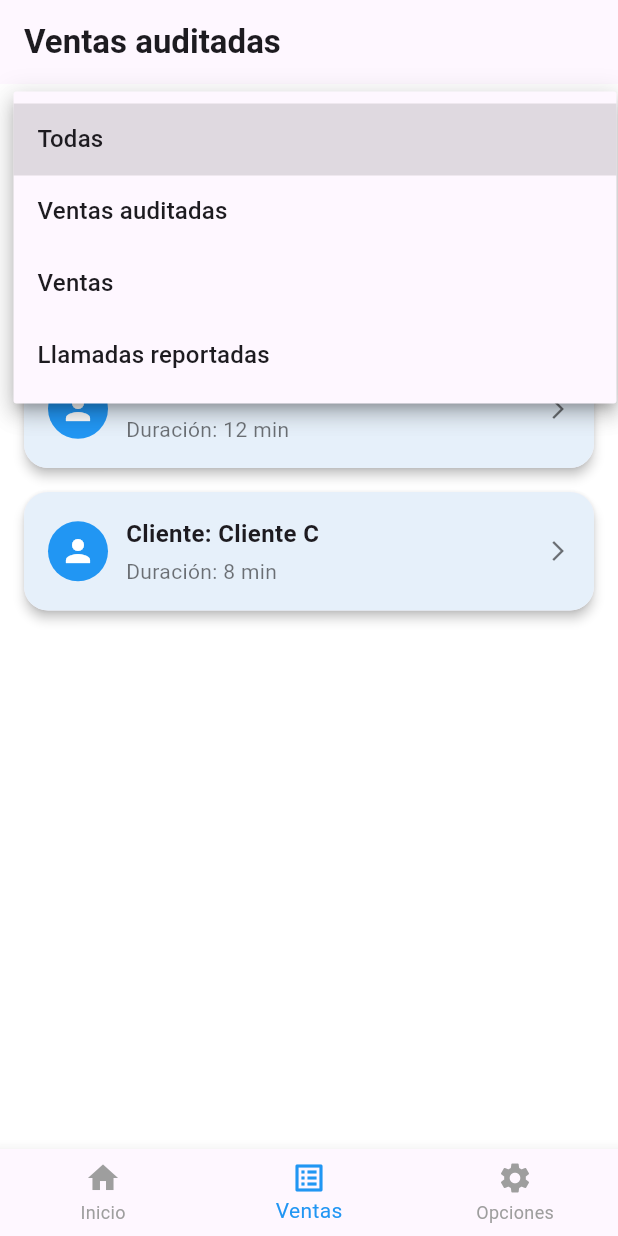
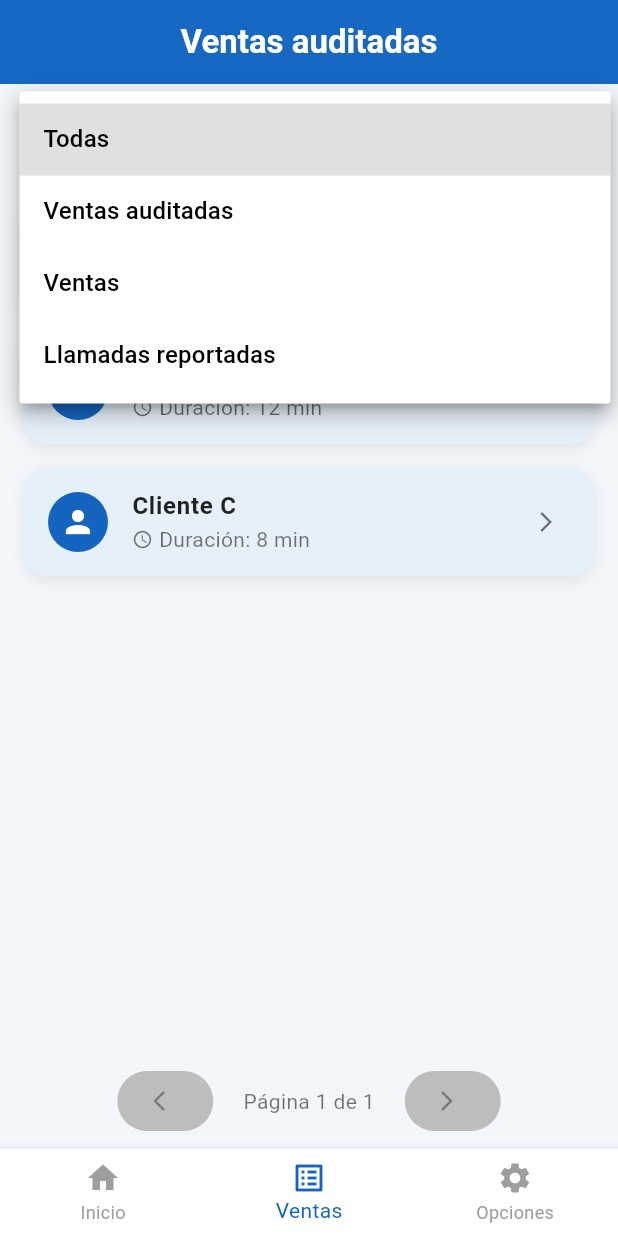
Before and after one commit to Thony2311/AppMovilCallCenter, a Flutter app: the screen it shows after launch, item 2 of the bottom bar chosen, after a tap on "Todas", on a phone screen of 412 x 824 dp. Run offline on Flutter 3.47's test engine with Material 3 defaults, Android fonts, the phone set to English and light mode, and no system bars; our stand-ins replace flutter_bloc.

Commit message:
Diseño de backoffice listo

```diff
--- /dev/null
+++ b/lib/constants/app_constants.dart
@@ -0,0 +1,34 @@
+import 'package:flutter/material.dart';
+
+class AppColors {
+  static const Color primary = Color(0xFF1565C0); // Azul principal
+  static const Color secondary = Color(0xFFE6F0FA); // Azul claro
+  static const Color accent = Color(0xFF42A5F5); // Azul intermedio
+  static const Color background = Color(0xFFF3F6FB);
+  static const Color textPrimary = Colors.black87;
+  static const Color textSecondary = Colors.black54;
+}
+
+class AppTextStyles {
+  static const TextStyle title = TextStyle(
+    fontSize: 22,
+    fontWeight: FontWeight.bold,
+    color: AppColors.primary,
+  );
+
+  static const TextStyle subtitle = TextStyle(
+    fontSize: 16,
+    color: AppColors.textPrimary,
+    fontWeight: FontWeight.w600,
+  );
+
+  static const TextStyle body = TextStyle(
+    fontSize: 14,
+    color: AppColors.textSecondary,
+  );
+}
+
+class AppConfig {
+  static const double borderRadius = 16.0;
+  static const Duration animationDuration = Duration(milliseconds: 200);
+}
--- a/lib/main.dart
+++ b/lib/main.dart
@@ -1,7 +1,9 @@
 import 'package:flutter/material.dart';
+import 'constants/app_constants.dart';
 import 'views/dashboard.dart';
 import 'views/ventas.dart';
 import 'views/opciones.dart';
+import 'views/home.dart';
 
 void main() {
   runApp(const CallCenterApp());
@@ -16,11 +18,15 @@ class CallCenterApp extends StatelessWidget {
       title: 'BackOffice Call Center',
       debugShowCheckedModeBanner: false,
       theme: ThemeData(
-        primarySwatch: Colors.blue,
-        scaffoldBackgroundColor: Colors.white,
+        primaryColor: AppColors.primary,
+        scaffoldBackgroundColor: AppColors.background,
         fontFamily: 'Roboto',
+        colorScheme: ColorScheme.fromSwatch().copyWith(
+          primary: AppColors.primary,
+          secondary: AppColors.accent,
+        ),
       ),
-      home: const MainScreen(),
+      home: const SplashScreen(),
     );
   }
 }
@@ -50,26 +56,20 @@ class _MainScreenState extends State<MainScreen> {
   @override
   Widget build(BuildContext context) {
     return Scaffold(
-      body: _screens[_selectedIndex],
+      body: AnimatedSwitcher(
+        duration: AppConfig.animationDuration,
+        child: _screens[_selectedIndex],
+      ),
       bottomNavigationBar: BottomNavigationBar(
         currentIndex: _selectedIndex,
         onTap: _onItemTapped,
-        selectedItemColor: Colors.blue,
+        selectedItemColor: AppColors.primary,
         unselectedItemColor: Colors.grey,
         showUnselectedLabels: true,
         items: const [
-          BottomNavigationBarItem(
-            icon: Icon(Icons.home),
-            label: "Inicio",
-          ),
-          BottomNavigationBarItem(
-            icon: Icon(Icons.list_alt),
-            label: "Ventas",
-          ),
-          BottomNavigationBarItem(
-            icon: Icon(Icons.settings),
-            label: "Opciones",
-          ),
+          BottomNavigationBarItem(icon: Icon(Icons.home), label: "Inicio"),
+          BottomNavigationBarItem(icon: Icon(Icons.list_alt), label: "Ventas"),
+          BottomNavigationBarItem(icon: Icon(Icons.settings), label: "Opciones"),
         ],
       ),
     );
--- a/lib/views/dashboard.dart
+++ b/lib/views/dashboard.dart
@@ -1,49 +1,29 @@
 import 'package:flutter/material.dart';
+import '../constants/app_constants.dart';
 
 class DashboardView extends StatelessWidget {
   const DashboardView({super.key});
 
   Widget _buildStatCard(String title, String value, IconData icon) {
     return Card(
-      shape: RoundedRectangleBorder(
-        borderRadius: BorderRadius.circular(16),
-      ),
-      elevation: 4,
-      margin: const EdgeInsets.symmetric(vertical: 10, horizontal: 20),
-      child: Container(
-        decoration: BoxDecoration(
-          color: const Color(0xFFE6F0FA), // azul clarito
-          borderRadius: BorderRadius.circular(16),
-        ),
+      shape: RoundedRectangleBorder(borderRadius: BorderRadius.circular(AppConfig.borderRadius)),
+      elevation: 3,
+      margin: const EdgeInsets.symmetric(horizontal: 16, vertical: 8),
+      color: AppColors.secondary,
+      child: Padding(
         padding: const EdgeInsets.all(20),
         child: Column(
-          mainAxisSize: MainAxisSize.min,
-          crossAxisAlignment: CrossAxisAlignment.center,
           children: [
             Row(
               mainAxisAlignment: MainAxisAlignment.center,
               children: [
-                Icon(icon, color: Colors.blue, size: 22),
+                Icon(icon, color: AppColors.primary),
                 const SizedBox(width: 6),
-                Text(
-                  title,
-                  style: const TextStyle(
-                    fontSize: 16,
-                    fontWeight: FontWeight.w600,
-                    color: Colors.black87,
-                  ),
-                ),
+                Text(title, style: AppTextStyles.subtitle),
               ],
             ),
             const SizedBox(height: 10),
-            Text(
-              value,
-              style: const TextStyle(
-                fontSize: 28,
-                fontWeight: FontWeight.bold,
-                color: Colors.black87,
-              ),
-            ),
+            Text(value, style: AppTextStyles.title),
           ],
         ),
       ),
@@ -54,12 +34,9 @@ class DashboardView extends StatelessWidget {
   Widget build(BuildContext context) {
     return Scaffold(
       appBar: AppBar(
-        title: const Text(
-          "Dashboard",
-          style: TextStyle(
-            fontWeight: FontWeight.bold,
-          ),
-        ),
+        backgroundColor: AppColors.primary,
+        title: const Text("Dashboard", style: TextStyle(color: Colors.white)),
+        centerTitle: true,
       ),
       body: ListView(
         children: [
--- a/lib/views/detalle_llamada.dart
+++ b/lib/views/detalle_llamada.dart
@@ -1,4 +1,5 @@
 import 'package:flutter/material.dart';
+import '../constants/app_constants.dart';
 import '../models/venta_model.dart';
 
 class DetalleLlamadaView extends StatelessWidget {
@@ -10,25 +11,33 @@ class DetalleLlamadaView extends StatelessWidget {
   Widget build(BuildContext context) {
     return Scaffold(
       appBar: AppBar(
-        title: const Text("Detalle de la llamada"),
+        backgroundColor: AppColors.primary,
+        title: const Text("Detalle de la llamada", style: TextStyle(color: Colors.white)),
       ),
       body: Padding(
         padding: const EdgeInsets.all(16.0),
+        child: Container(
+          decoration: BoxDecoration(
+            color: AppColors.secondary,
+            borderRadius: BorderRadius.circular(AppConfig.borderRadius),
+          ),
+          padding: const EdgeInsets.all(16),
           child: ListView(
             children: [
-            Text("Cliente: ${venta.cliente}", style: const TextStyle(fontSize: 18, fontWeight: FontWeight.bold)),
+              Text("Cliente: ${venta.cliente}", style: AppTextStyles.subtitle),
               const SizedBox(height: 8),
-            Text("Estado: ${venta.status}"),
+              Text("Estado: ${venta.status}", style: AppTextStyles.body),
               const SizedBox(height: 8),
-            Text("Monto: \$${venta.monto.toStringAsFixed(2)}"),
+              Text("Monto: \$${venta.monto.toStringAsFixed(2)}", style: AppTextStyles.body),
               const Divider(height: 30),
-            const Text("Transcripción de la llamada", style: TextStyle(fontSize: 16, fontWeight: FontWeight.bold)),
+              const Text("Transcripción de la llamada", style: AppTextStyles.subtitle),
               const SizedBox(height: 8),
               Text(
                 venta.transcripcion ?? "No hay transcripción disponible.",
-              style: const TextStyle(fontSize: 14, color: Colors.black87),
+                style: AppTextStyles.body,
               ),
             ],
+          ),
         ),
       ),
     );
--- /dev/null
+++ b/lib/views/home.dart
@@ -0,0 +1,115 @@
+import 'package:flutter/material.dart';
+import '../constants/app_constants.dart';
+import '../main.dart';
+
+class SplashScreen extends StatefulWidget {
+  const SplashScreen({super.key});
+
+  @override
+  State<SplashScreen> createState() => _SplashScreenState();
+}
+
+class _SplashScreenState extends State<SplashScreen>
+    with SingleTickerProviderStateMixin {
+  late AnimationController _controller;
+  late Animation<double> _fadeAnimation;
+  late Animation<Offset> _slideAnimation;
+
+  @override
+  void initState() {
+    super.initState();
+
+    _controller = AnimationController(
+      duration: const Duration(milliseconds: 1500),
+      vsync: this,
+    );
+
+    _fadeAnimation = Tween<double>(begin: 0, end: 1).animate(
+      CurvedAnimation(parent: _controller, curve: Curves.easeInOut),
+    );
+
+    _slideAnimation = Tween<Offset>(
+      begin: const Offset(0, 0.2),
+      end: Offset.zero,
+    ).animate(
+      CurvedAnimation(parent: _controller, curve: Curves.easeOut),
+    );
+
+    _controller.forward();
+
+    // ⏳ Espera 2.5s antes de ir a MainScreen
+    Future.delayed(const Duration(milliseconds: 2500), () {
+      Navigator.of(context).pushReplacement(
+        MaterialPageRoute(builder: (_) => const MainScreen()),
+      );
+    });
+  }
+
+  @override
+  void dispose() {
+    _controller.dispose();
+    super.dispose();
+  }
+
+  @override
+  Widget build(BuildContext context) {
+    return Scaffold(
+      backgroundColor: AppColors.primary,
+      body: SafeArea(
+        child: Center(
+          child: FadeTransition(
+            opacity: _fadeAnimation,
+            child: SlideTransition(
+              position: _slideAnimation,
+              child: Column(
+                mainAxisAlignment: MainAxisAlignment.center,
+                children: [
+                  // 🔹 Logo / ícono principal
+                  Container(
+                    padding: const EdgeInsets.all(24),
+                    decoration: BoxDecoration(
+                      color: Colors.white,
+                      borderRadius: BorderRadius.circular(100),
+                      boxShadow: [
+                        BoxShadow(
+                          color: Colors.black.withOpacity(0.15),
+                          blurRadius: 10,
+                        ),
+                      ],
+                    ),
+                    child: const Icon(
+                      Icons.phone_in_talk,
+                      color: AppColors.primary,
+                      size: 60,
+                    ),
+                  ),
+                  const SizedBox(height: 30),
+
+                  // 🔹 Título animado
+                  const Text(
+                    "Call Center",
+                    style: TextStyle(
+                      fontSize: 22,
+                      fontWeight: FontWeight.bold,
+                      color: Colors.white,
+                      letterSpacing: 1.2,
+                    ),
+                    textAlign: TextAlign.center,
+                  ),
+                  const SizedBox(height: 10),
+                  const Text(
+                    "Desprogramadores",
+                    style: TextStyle(
+                      fontSize: 14,
+                      color: Colors.white70,
+                    ),
+                  ),
+                ],
+              ),
+            ),
+          ),
+        ),
+      ),
+    );
+  }
+}
--- a/lib/views/opciones.dart
+++ b/lib/views/opciones.dart
@@ -1,57 +1,54 @@
 import 'package:flutter/material.dart';
+import '../constants/app_constants.dart';
 
 class OpcionesView extends StatelessWidget {
   const OpcionesView({super.key});
 
   @override
   Widget build(BuildContext context) {
-    return SafeArea(
-      child: Padding(
+    return Scaffold(
+      appBar: AppBar(
+        backgroundColor: AppColors.primary,
+        title: const Text("Opciones", style: TextStyle(color: Colors.white)),
+        centerTitle: true,
+      ),
+      body: ListView(
         padding: const EdgeInsets.all(16.0),
-        child: Column(
-          crossAxisAlignment: CrossAxisAlignment.start,
         children: [
-            const Text(
-              "Opciones",
-              style: TextStyle(fontSize: 24, fontWeight: FontWeight.bold, color: Colors.blue),
-            ),
-            const SizedBox(height: 20),
           Row(
-              children: const [
-                CircleAvatar(radius: 30, child: Text("J")),
-                SizedBox(width: 12),
+            children: [
+              CircleAvatar(radius: 30, backgroundColor: AppColors.accent, child: const Text("J")),
+              const SizedBox(width: 12),
               Column(
                 crossAxisAlignment: CrossAxisAlignment.start,
-                  children: [
-                    Text("Juan Perez", style: TextStyle(fontWeight: FontWeight.bold)),
-                    Text("Juan@gmail.com"),
+                children: const [
+                  Text("Juan Perez", style: AppTextStyles.subtitle),
+                  Text("juan@gmail.com", style: AppTextStyles.body),
                 ],
-                )
+              ),
             ],
           ),
           const SizedBox(height: 30),
           _buildOption("Tema", Icons.brightness_6),
           _buildOption("Notificaciones y sonidos", Icons.notifications),
-            const SizedBox(height: 30),
           _buildOption("Soporte", Icons.help),
           _buildOption("Términos y condiciones", Icons.description),
           _buildOption("Cerrar sesión", Icons.logout),
         ],
-        ),
       ),
     );
   }
 
   Widget _buildOption(String title, IconData icon) {
     return Card(
+      shape: RoundedRectangleBorder(borderRadius: BorderRadius.circular(AppConfig.borderRadius)),
       elevation: 2,
       margin: const EdgeInsets.only(bottom: 12),
-      shape: RoundedRectangleBorder(borderRadius: BorderRadius.circular(12)),
       child: ListTile(
-        leading: Icon(icon, color: Colors.blue),
-        title: Text(title),
-        trailing: const Icon(Icons.arrow_forward_ios, size: 16),
-
+        leading: Icon(icon, color: AppColors.primary),
+        title: Text(title, style: AppTextStyles.subtitle),
+        trailing: const Icon(Icons.arrow_forward_ios, size: 16, color: AppColors.textSecondary),
+        onTap: () {},
       ),
     );
   }
--- a/lib/views/ventas.dart
+++ b/lib/views/ventas.dart
@@ -2,44 +2,63 @@ import 'package:flutter/material.dart';
 import 'package:flutter_bloc/flutter_bloc.dart';
 import '../blocs/ventas/ventas_bloc.dart';
 import '../services/api_service.dart';
+import '../constants/app_constants.dart';
 import 'detalle_llamada.dart';
 
-class VentasView extends StatelessWidget {
+class VentasView extends StatefulWidget {
   const VentasView({super.key});
+
+  @override
+  State<VentasView> createState() => _VentasViewState();
+}
+
+class _VentasViewState extends State<VentasView> {
+  int _currentPage = 0;
+  final int _itemsPerPage = 10;
 
   @override
   Widget build(BuildContext context) {
     return BlocProvider(
       create: (_) => VentasBloc(ApiService())..add(CargarVentas()),
       child: Scaffold(
+        backgroundColor: AppColors.background,
         appBar: AppBar(
+          backgroundColor: AppColors.primary,
           title: const Text(
             "Ventas auditadas",
-            style: TextStyle(fontWeight: FontWeight.bold),
+            style: TextStyle(
+              fontWeight: FontWeight.bold,
+              color: Colors.white,
             ),
+          ),
+          centerTitle: true,
+          elevation: 2,
         ),
         body: Column(
           children: [
-            // Filtro estilo mockup
+            const SizedBox(height: 12),
+
+            // 🔹 Filtro
             Padding(
-              padding: const EdgeInsets.all(12.0),
+              padding: const EdgeInsets.symmetric(horizontal: 16.0),
               child: BlocBuilder<VentasBloc, VentasState>(
                 builder: (context, state) {
                   String currentFilter = "Todas";
                   if (state is VentasCargadas) currentFilter = state.filter;
 
-                  return Container(
+                  return AnimatedContainer(
+                    duration: AppConfig.animationDuration,
+                    decoration: BoxDecoration(
+                      color: AppColors.secondary,
+                      borderRadius: BorderRadius.circular(AppConfig.borderRadius),
+                      border: Border.all(color: AppColors.primary.withOpacity(0.2)),
+                    ),
                     padding: const EdgeInsets.symmetric(horizontal: 12),
-                    decoration: BoxDecoration(
-                      color: const Color(0xFFE6F0FA),
-                      borderRadius: BorderRadius.circular(12),
-                      border: Border.all(color: Colors.blue.shade200),
-                    ),
                     child: DropdownButtonHideUnderline(
                       child: DropdownButton<String>(
                         value: currentFilter,
                         isExpanded: true,
-                        icon: const Icon(Icons.filter_list, color: Colors.blue),
+                        icon: const Icon(Icons.filter_alt, color: AppColors.primary),
                         items: const [
                           DropdownMenuItem(value: "Todas", child: Text("Todas")),
                           DropdownMenuItem(value: "Ventas auditadas", child: Text("Ventas auditadas")),
@@ -49,6 +68,7 @@ class VentasView extends StatelessWidget {
                         onChanged: (value) {
                           if (value != null) {
                             context.read<VentasBloc>().add(FiltrarVentas(value));
+                            setState(() => _currentPage = 0); // Reinicia paginación al filtrar
                           }
                         },
                       ),
@@ -58,7 +78,9 @@ class VentasView extends StatelessWidget {
               ),
             ),
 
-            // Lista de ventas
+            const SizedBox(height: 10),
+
+            // 🔹 Lista de ventas
             Expanded(
               child: BlocBuilder<VentasBloc, VentasState>(
                 builder: (context, state) {
@@ -69,11 +91,27 @@ class VentasView extends StatelessWidget {
                     if (ventas.isEmpty) {
                       return const Center(child: Text("No hay ventas disponibles."));
                     }
-                    return ListView.builder(
-                      itemCount: ventas.length,
+
+                    // 🧩 Calcular total de páginas
+                    final totalPages = (ventas.length / _itemsPerPage).ceil();
+                    final startIndex = _currentPage * _itemsPerPage;
+                    final endIndex = startIndex + _itemsPerPage;
+                    final visibles = ventas.sublist(
+                      startIndex,
+                      endIndex > ventas.length ? ventas.length : endIndex,
+                    );
+
+                    return Column(
+                      children: [
+                        Expanded(
+                          child: ListView.builder(
+                            itemCount: visibles.length,
                             itemBuilder: (context, index) {
-                        final venta = ventas[index];
-                        return GestureDetector(
+                              final venta = visibles[index];
+                              return InkWell(
+                                borderRadius: BorderRadius.circular(AppConfig.borderRadius),
+                                splashColor: AppColors.primary.withOpacity(0.1),
+                                highlightColor: Colors.transparent,
                                 onTap: () {
                                   Navigator.push(
                                     context,
@@ -82,51 +120,87 @@ class VentasView extends StatelessWidget {
                                     ),
                                   );
                                 },
-                          child: Card(
-                            shape: RoundedRectangleBorder(
-                              borderRadius: BorderRadius.circular(16),
-                            ),
+                                child: AnimatedContainer(
+                                  duration: AppConfig.animationDuration,
                                   margin: const EdgeInsets.symmetric(horizontal: 16, vertical: 8),
-                            elevation: 3,
-                            child: Container(
                                   decoration: BoxDecoration(
-                                color: const Color(0xFFE6F0FA),
-                                borderRadius: BorderRadius.circular(16),
-                              ),
-                              padding: const EdgeInsets.all(16),
-                              child: Row(
-                                children: [
-                                  const CircleAvatar(
-                                    backgroundColor: Colors.blue,
-                                    child: Icon(Icons.person, color: Colors.white),
-                                  ),
-                                  const SizedBox(width: 12),
-                                  Expanded(
-                                    child: Column(
-                                      crossAxisAlignment: CrossAxisAlignment.start,
-                                      children: [
-                                        Text(
-                                          "Cliente: ${venta.cliente}",
-                                          style: const TextStyle(
-                                            fontWeight: FontWeight.bold,
-                                            fontSize: 16,
-                                          ),
-                                        ),
-                                        const SizedBox(height: 4),
-                                        Text(
-                                          "Duración: ${venta.duracion}",
-                                          style: const TextStyle(color: Colors.black54),
+                                    color: AppColors.secondary,
+                                    borderRadius: BorderRadius.circular(AppConfig.borderRadius),
+                                    boxShadow: [
+                                      BoxShadow(
+                                        color: Colors.black.withOpacity(0.08),
+                                        blurRadius: 8,
+                                        offset: const Offset(0, 3),
                                       ),
                                     ],
                                   ),
+                                  child: ListTile(
+                                    leading: CircleAvatar(
+                                      backgroundColor: AppColors.primary,
+                                      child: const Icon(Icons.person, color: Colors.white),
                                     ),
-                                  const Icon(Icons.arrow_forward_ios, size: 16, color: Colors.black54),
+                                    title: Text(venta.cliente, style: AppTextStyles.subtitle),
+                                    subtitle: Row(
+                                      children: [
+                                        const Icon(Icons.access_time, size: 14, color: AppColors.textSecondary),
+                                        const SizedBox(width: 4),
+                                        Text("Duración: ${venta.duracion}", style: AppTextStyles.body),
                                       ],
+                                    ),
+                                    trailing: const Icon(
+                                      Icons.arrow_forward_ios,
+                                      size: 16,
+                                      color: AppColors.textSecondary,
                                     ),
                                   ),
                                 ),
                               );
                             },
+                          ),
+                        ),
+
+                        // 🔹 Controles de paginación
+                        Padding(
+                          padding: const EdgeInsets.symmetric(vertical: 8),
+                          child: Row(
+                            mainAxisAlignment: MainAxisAlignment.center,
+                            children: [
+                              ElevatedButton.icon(
+                                onPressed: _currentPage > 0
+                                    ? () => setState(() => _currentPage--)
+                                    : null,
+                                icon: const Icon(Icons.arrow_back_ios_new, size: 16),
+                                label: const Text(""),
+                                style: ElevatedButton.styleFrom(
+                                  backgroundColor: AppColors.primary,
+                                  disabledBackgroundColor: Colors.grey.shade400,
+                                  foregroundColor: Colors.white,
+                                  padding: const EdgeInsets.symmetric(horizontal: 8, vertical: 8),
+                                ),
+                              ),
+                              const SizedBox(width: 20),
+                              Text(
+                                "Página ${_currentPage + 1} de $totalPages",
+                                style: AppTextStyles.body,
+                              ),
+                              const SizedBox(width: 20),
+                              ElevatedButton.icon(
+                                onPressed: _currentPage < totalPages - 1
+                                    ? () => setState(() => _currentPage++)
+                                    : null,
+                                icon: const Icon(Icons.arrow_forward_ios, size: 16),
+                                label: const Text(""),
+                                style: ElevatedButton.styleFrom(
+                                  backgroundColor: AppColors.primary,
+                                  disabledBackgroundColor: Colors.grey.shade400,
+                                  foregroundColor: Colors.white,
+                                  padding: const EdgeInsets.symmetric(horizontal: 8, vertical: 8),
+                                ),
+                              ),
+                            ],
+                          ),
+                        ),
+                      ],
                     );
                   } else if (state is ErrorVentas) {
                     return Center(child: Text(state.mensaje));
```
Lines whose indentation alone changed are shown as unchanged.
